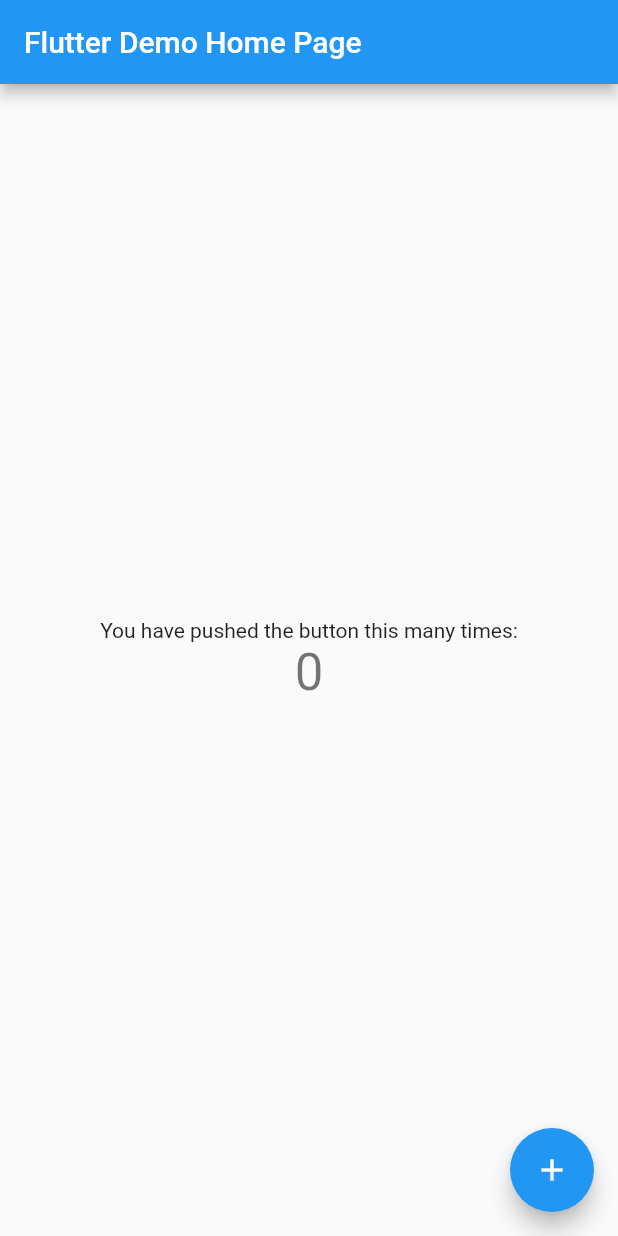
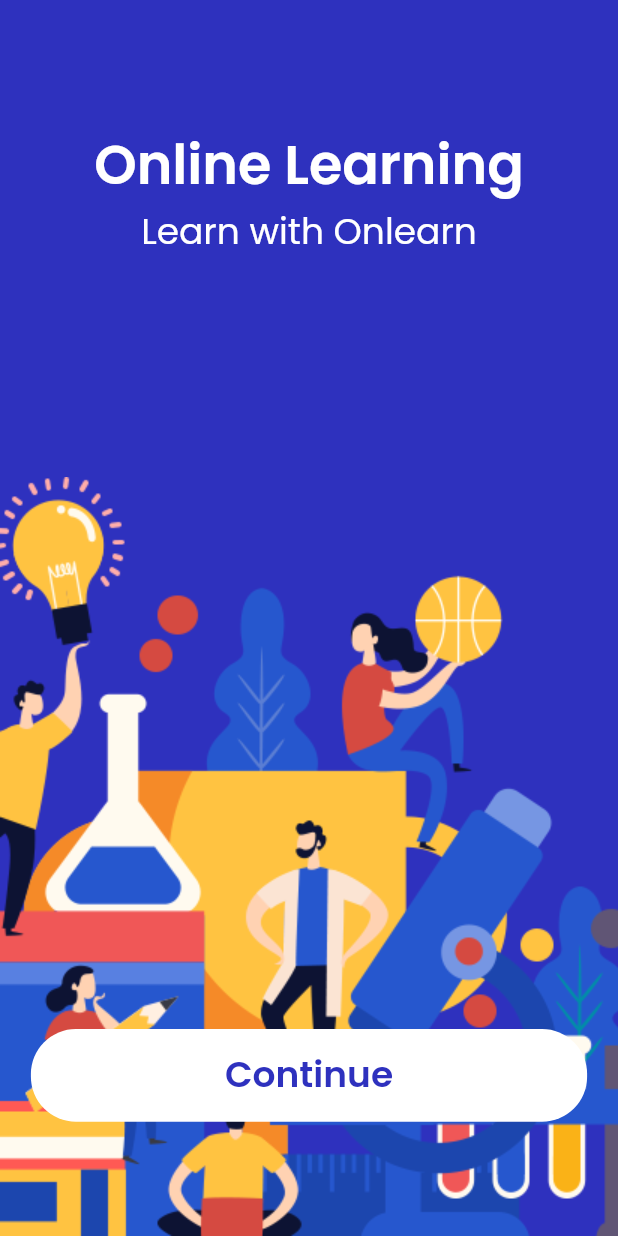
Before and after one commit to hafidardiansyahh/Online-Course-App, a Flutter app: the screen it shows after launch, on a phone screen of 412 x 824 dp. Run offline on Flutter 3.47's test engine with Material 2 defaults, Android fonts, the phone set to English and light mode, and no system bars; our stand-ins replace carousel_slider.

Commit message:
add home screen and intro screen

```diff
--- a/lib/main.dart
+++ b/lib/main.dart
@@ -1,4 +1,5 @@
 import 'package:flutter/material.dart';
+import 'package:online_course_v2/screens/intro_screen.dart';
 
 void main() {
   runApp(MyApp());
@@ -9,109 +10,8 @@ class MyApp extends StatelessWidget {
   @override
   Widget build(BuildContext context) {
     return MaterialApp(
-      title: 'Flutter Demo',
-      theme: ThemeData(
-        // This is the theme of your application.
-        //
-        // Try running your application with "flutter run". You'll see the
-        // application has a blue toolbar. Then, without quitting the app, try
-        // changing the primarySwatch below to Colors.green and then invoke
-        // "hot reload" (press "r" in the console where you ran "flutter run",
-        // or simply save your changes to "hot reload" in a Flutter IDE).
-        // Notice that the counter didn't reset back to zero; the application
-        // is not restarted.
-        primarySwatch: Colors.blue,
-        // This makes the visual density adapt to the platform that you run
-        // the app on. For desktop platforms, the controls will be smaller and
-        // closer together (more dense) than on mobile platforms.
-        visualDensity: VisualDensity.adaptivePlatformDensity,
-      ),
-      home: MyHomePage(title: 'Flutter Demo Home Page'),
+      debugShowCheckedModeBanner: false,
+      home: IntroScreen(),
     );
   }
 }
-
-class MyHomePage extends StatefulWidget {
-  MyHomePage({Key key, this.title}) : super(key: key);
-
-  // This widget is the home page of your application. It is stateful, meaning
-  // that it has a State object (defined below) that contains fields that affect
-  // how it looks.
-
-  // This class is the configuration for the state. It holds the values (in this
-  // case the title) provided by the parent (in this case the App widget) and
-  // used by the build method of the State. Fields in a Widget subclass are
-  // always marked "final".
-
-  final String title;
-
-  @override
-  _MyHomePageState createState() => _MyHomePageState();
-}
-
-class _MyHomePageState extends State<MyHomePage> {
-  int _counter = 0;
-
-  void _incrementCounter() {
-    setState(() {
-      // This call to setState tells the Flutter framework that something has
-      // changed in this State, which causes it to rerun the build method below
-      // so that the display can reflect the updated values. If we changed
-      // _counter without calling setState(), then the build method would not be
-      // called again, and so nothing would appear to happen.
-      _counter++;
-    });
-  }
-
-  @override
-  Widget build(BuildContext context) {
-    // This method is rerun every time setState is called, for instance as done
-    // by the _incrementCounter method above.
-    //
-    // The Flutter framework has been optimized to make rerunning build methods
-    // fast, so that you can just rebuild anything that needs updating rather
-    // than having to individually change instances of widgets.
-    return Scaffold(
-      appBar: AppBar(
-        // Here we take the value from the MyHomePage object that was created by
-        // the App.build method, and use it to set our appbar title.
-        title: Text(widget.title),
-      ),
-      body: Center(
-        // Center is a layout widget. It takes a single child and positions it
-        // in the middle of the parent.
-        child: Column(
-          // Column is also a layout widget. It takes a list of children and
-          // arranges them vertically. By default, it sizes itself to fit its
-          // children horizontally, and tries to be as tall as its parent.
-          //
-          // Invoke "debug painting" (press "p" in the console, choose the
-          // "Toggle Debug Paint" action from the Flutter Inspector in Android
-          // Studio, or the "Toggle Debug Paint" command in Visual Studio Code)
-          // to see the wireframe for each widget.
-          //
-          // Column has various properties to control how it sizes itself and
-          // how it positions its children. Here we use mainAxisAlignment to
-          // center the children vertically; the main axis here is the vertical
-          // axis because Columns are vertical (the cross axis would be
-          // horizontal).
-          mainAxisAlignment: MainAxisAlignment.center,
-          children: <Widget>[
-            Text(
-              'You have pushed the button this many times:',
-            ),
-            Text(
-              '$_counter',
-              style: Theme.of(context).textTheme.headline4,
-            ),
-          ],
-        ),
-      ),
-      floatingActionButton: FloatingActionButton(
-        onPressed: _incrementCounter,
-        tooltip: 'Increment',
-        child: Icon(Icons.add),
-      ), // This trailing comma makes auto-formatting nicer for build methods.
-    );
-  }
-}
--- /dev/null
+++ b/lib/screens/intro_screen.dart
@@ -0,0 +1,71 @@
+import 'package:flutter/material.dart';
+import 'package:online_course_v2/screens/home_screen.dart';
+import 'package:online_course_v2/utilities/constants.dart';
+
+class IntroScreen extends StatelessWidget {
+  @override
+  Widget build(BuildContext context) {
+    Size size = MediaQuery.of(context).size;
+
+    return Scaffold(
+      backgroundColor: primaryColor,
+      body: Stack(
+        children: [
+          Positioned(bottom: 0, child: Image.asset("assets/images/splash.png")),
+          Center(
+            child: Container(
+              margin: EdgeInsets.only(top: size.height * 0.1),
+              child: Column(
+                children: [
+                  Text(
+                    "Online Learning",
+                    style: TextStyle(
+                        fontFamily: "Poppins-SemiBold",
+                        fontSize: 36,
+                        color: Colors.white),
+                  ),
+                  Text(
+                    "Learn with Onlearn",
+                    style: TextStyle(
+                        fontFamily: "Poppins-Regular",
+                        fontSize: 24,
+                        color: Colors.white),
+                  ),
+                ],
+              ),
+            ),
+          ),
+          Align(
+            alignment: Alignment(0, 0.8),
+            child: Material(
+              borderRadius: BorderRadius.all(Radius.circular(30)),
+              color: Colors.white,
+              child: InkWell(
+                splashColor: greyColor,
+                borderRadius: BorderRadius.all(Radius.circular(30)),
+                onTap: () {
+                  Navigator.of(context).pushReplacement(
+                      MaterialPageRoute(builder: (BuildContext context) {
+                    return HomeScreen();
+                  }));
+                },
+                child: Container(
+                  width: size.width * 0.9,
+                  height: size.width * 0.15,
+                  child: Center(
+                      child: Text(
+                    "Continue",
+                    style: TextStyle(
+                        fontFamily: "Poppins-SemiBold",
+                        fontSize: 24,
+                        color: primaryColor),
+                  )),
+                ),
+              ),
+            ),
+          )
+        ],
+      ),
+    );
+  }
+}
--- /dev/null
+++ b/lib/utilities/constants.dart
@@ -0,0 +1,6 @@
+import 'package:flutter/material.dart';
+
+final greyColor = Color(0xFFF2F2F2);
+final darkColor = Color(0xFF191A35);
+final lightColor = Color(0xFF434AF9);
+final primaryColor = Color(0xFF2E31BE);
```
Also changed, not shown: lib/screens/home_screen.dart (added, +81 -0 lines), pubspec.yaml (+5 -11 lines), pubspec.lock, 1 other file.
